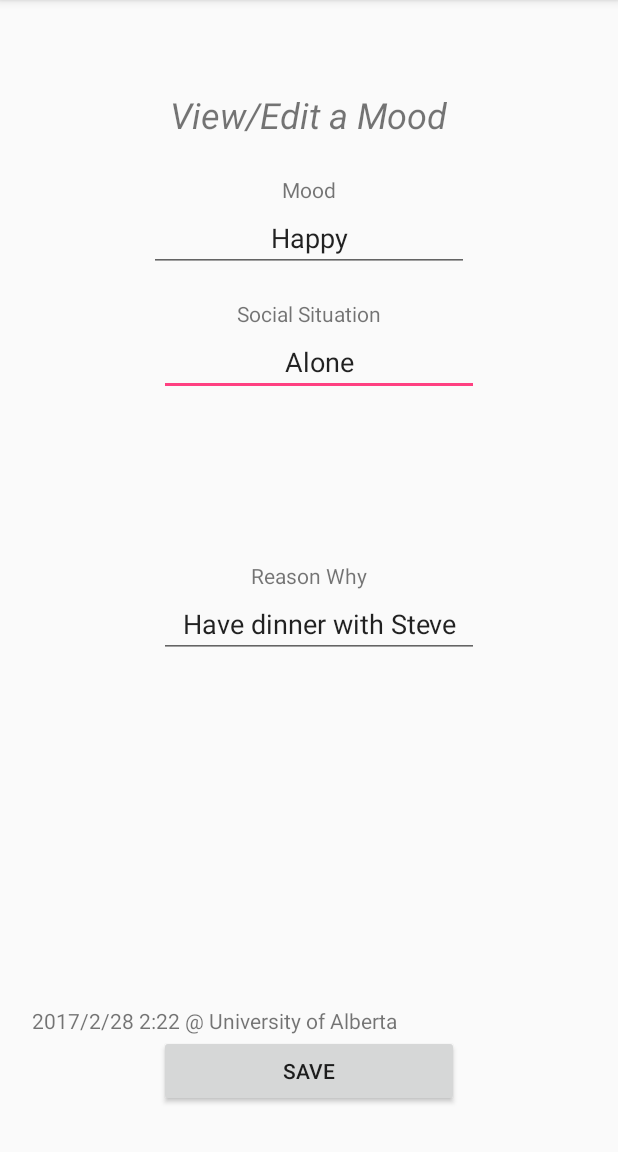
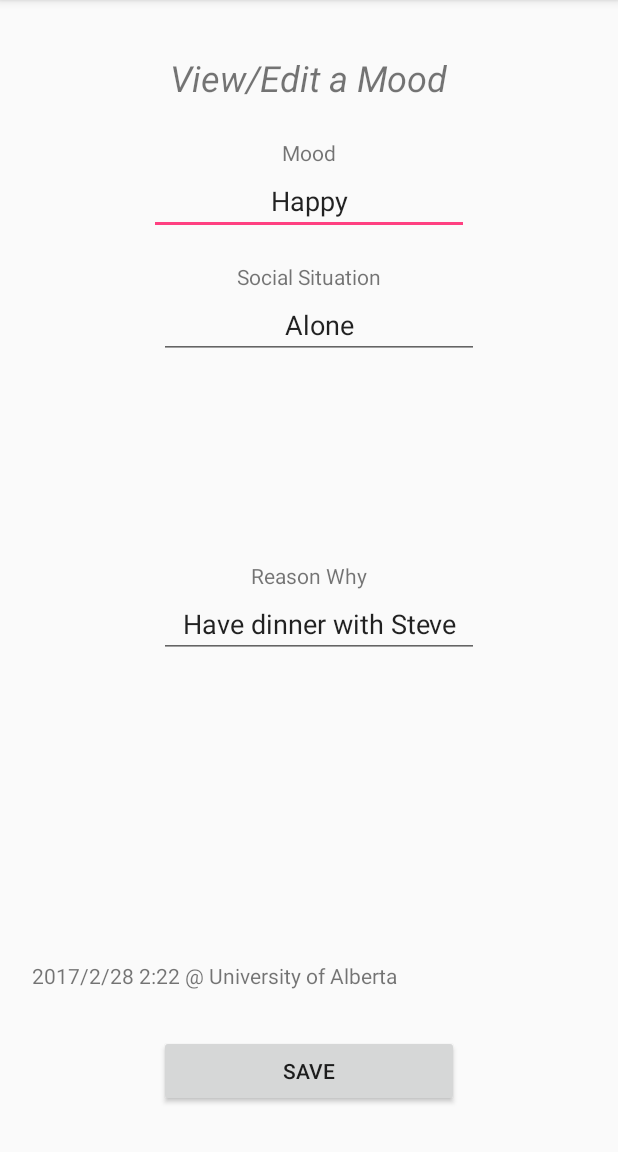
Before and after one commit to CMPUT301W17T05/MoodMobile, an Android app: the ViewEditMood screen opened directly, with no data from a screen before it, on a phone screen of 412 x 824 dp, the part 84-1236 px from its top. Run offline under Robolectric (Android 15) with nearby library versions, the phone set to English and light mode, and no system bars; libraries missing offline, so code that uses them is left out: com.searchly.jestdroid, io.searchbox.core; 8 statements that could not run were skipped.

Commit message:
Fixed some formatting and editing moods putting mood in reasons and vice-versa.

```diff
--- a/app/src/main/java/com/example/moodmobile/UserProfile.java
+++ b/app/src/main/java/com/example/moodmobile/UserProfile.java
@@ -166,12 +166,7 @@
         Context context = getApplicationContext();
         Toast.makeText(context, "Edit profile successfully", Toast.LENGTH_SHORT).show();
 
-        Intent MainpageIntent = new Intent(this, MainPageActivity.class);
 
-        MainpageIntent.putExtra("username", account.getUsername());
-
-
-        startActivity(MainpageIntent);
         finish();
     }
 
--- a/app/src/main/res/layout/view_edit_mood.xml
+++ b/app/src/main/res/layout/view_edit_mood.xml
@@ -5,17 +5,16 @@
     android:layout_height="match_parent"
     android:padding="10dp">
 
-    <EditText
+    <TextView
+        android:text="View/Edit a Mood"
         android:layout_width="wrap_content"
         android:layout_height="wrap_content"
-        android:inputType="textPersonName"
-        android:text="Alone"
-        android:ems="10"
-        android:id="@+id/moodSituationEdittext"
-        android:gravity="center_horizontal"
-        android:layout_below="@+id/textView18"
-        android:layout_alignLeft="@+id/moodSaveButton"
-        android:layout_alignStart="@+id/moodSaveButton" />
+        android:id="@+id/editMoodTitle"
+        android:textStyle="normal|italic"
+        android:textSize="24sp"
+        android:layout_marginTop="25dp"
+        android:layout_alignParentTop="true"
+        android:layout_centerHorizontal="true" />
 
     <TextView
         android:text="Mood"
@@ -37,15 +36,6 @@
     android:layout_below="@+id/textView6"
     android:layout_centerHorizontal="true" />
 
-    <Button
-        android:text="Save"
-        android:layout_width="200dp"
-        android:layout_height="wrap_content"
-        android:id="@+id/moodSaveButton"
-        android:layout_marginBottom="20dp"
-        android:layout_alignParentBottom="true"
-        android:layout_centerHorizontal="true" />
-
     <TextView
         android:text="Social Situation"
         android:layout_width="wrap_content"
@@ -55,22 +45,25 @@
         android:layout_below="@+id/moodEdittext"
         android:layout_centerHorizontal="true" />
 
-    <TextView
-        android:text="View/Edit a Mood"
+    <EditText
         android:layout_width="wrap_content"
         android:layout_height="wrap_content"
-        android:id="@+id/editMoodTitle"
-        android:textStyle="normal|italic"
-        android:textSize="24sp"
-        android:layout_marginTop="50dp"
-        android:layout_alignParentTop="true"
-        android:layout_centerHorizontal="true" />
+        android:inputType="textPersonName"
+        android:text="Alone"
+        android:ems="10"
+        android:id="@+id/moodSituationEdittext"
+        android:gravity="center_horizontal"
+        android:layout_below="@+id/textView18"
+        android:layout_alignLeft="@+id/moodSaveButton"
+        android:layout_alignStart="@+id/moodSaveButton" />
+
 
     <TextView
         android:text="Reason Why"
         android:layout_width="wrap_content"
         android:layout_height="wrap_content"
         android:id="@+id/textView20"
+        android:layout_marginTop="50dp"
         android:layout_centerVertical="true"
         android:layout_centerHorizontal="true" />
 
@@ -97,4 +90,14 @@
         android:layout_marginLeft="11dp"
         android:layout_marginStart="11dp" />
 
+    <Button
+    android:text="Save"
+    android:layout_width="200dp"
+    android:layout_height="wrap_content"
+    android:id="@+id/moodSaveButton"
+    android:layout_marginBottom="20dp"
+    android:layout_marginTop="30dp"
+    android:layout_alignParentBottom="true"
+    android:layout_centerHorizontal="true" />
+
 </RelativeLayout>
```
Also changed, not shown: app/src/main/java/com/example/moodmobile/MainPageActivity.java (+15 -6 lines), app/src/main/java/com/example/moodmobile/ViewEditMood.java (+5 -7 lines). Lines whose indentation alone changed are shown as unchanged.
